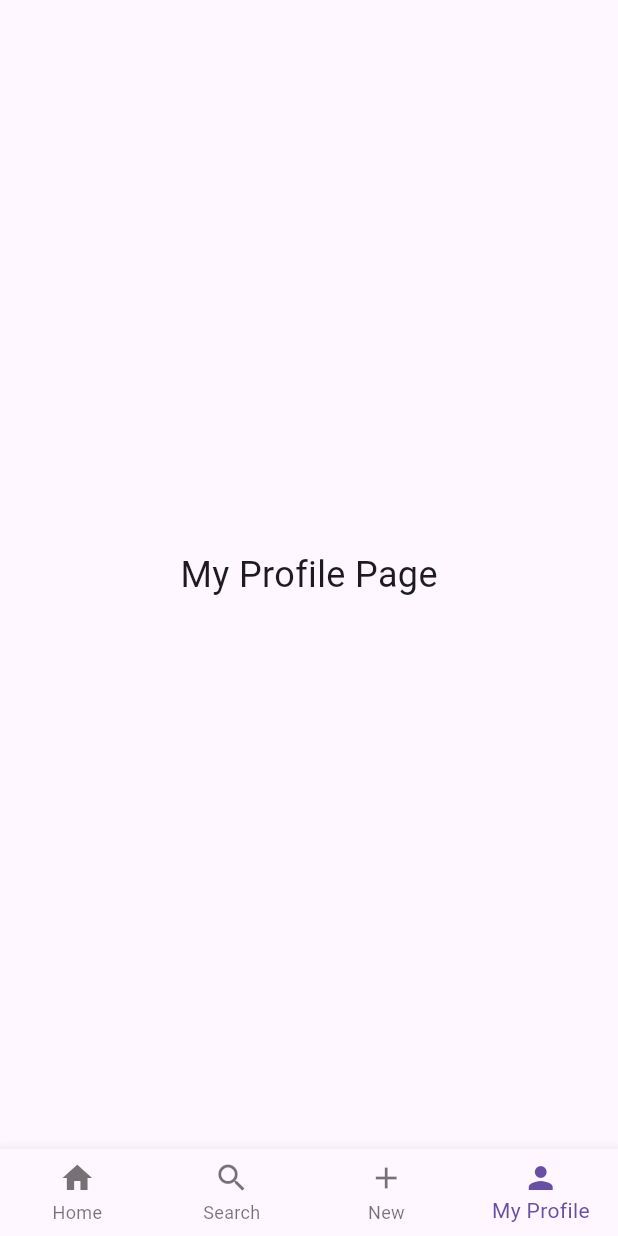
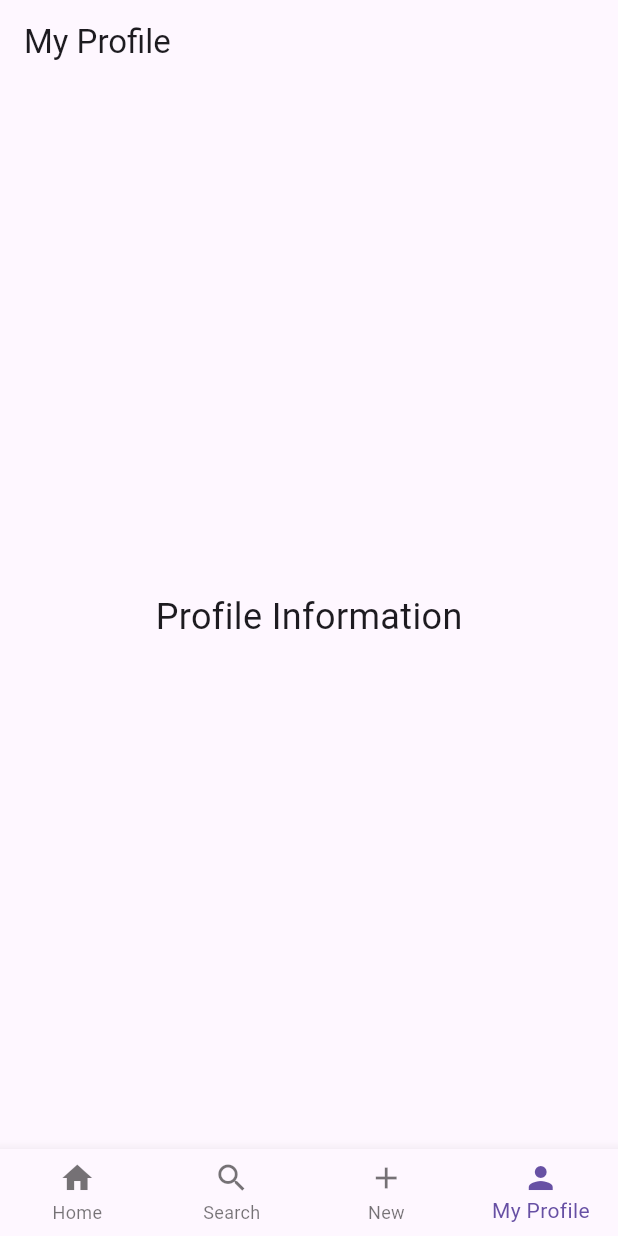
Before and after one commit to JunHan10/Software_Engineering_Mobile, a Flutter app: the MainNavigation screen opened directly, item 4 of the bottom bar chosen, on a phone screen of 412 x 824 dp. Run offline on Flutter 3.47's test engine with Material 3 defaults, Android fonts, the phone set to English and light mode, and no system bars; missing offline and left inert: mongo_dart.

Commit message:
init profile.dart and added basic framework for a profile page

```diff
--- a/software_engineering_mobile/lib/main_navigation.dart
+++ b/software_engineering_mobile/lib/main_navigation.dart
@@ -1,5 +1,6 @@
 import 'package:flutter/material.dart';
 import 'dashboard_page.dart';
+import 'profile.dart';
 
 class MainNavigation extends StatefulWidget {
   const MainNavigation({super.key});
@@ -16,7 +17,7 @@ class _MainNavigationState extends State<MainNavigation> {
     DashboardPage(),
     Center(child: Text('Search Page', style: TextStyle(fontSize: 24))),
     Center(child: Text('New Item Page', style: TextStyle(fontSize: 24))),
-    Center(child: Text('My Profile Page', style: TextStyle(fontSize: 24))),
+    ProfilePage(),
   ];
 
   void _onItemTapped(int index) {
--- /dev/null
+++ b/software_engineering_mobile/lib/profile.dart
@@ -0,0 +1,21 @@
+// Profile Page
+import 'package:flutter/material.dart';
+
+class ProfilePage extends StatelessWidget {
+  const ProfilePage({super.key});
+
+  @override
+  Widget build(BuildContext context) {
+    return Scaffold(
+      appBar: AppBar(
+        title: const Text('My Profile'),
+      ),
+      body: Center(
+        child: Text(
+          'Profile Information',
+          style: TextStyle(fontSize: 24),
+        ),
+      ),
+    );
+  }
+}
```
